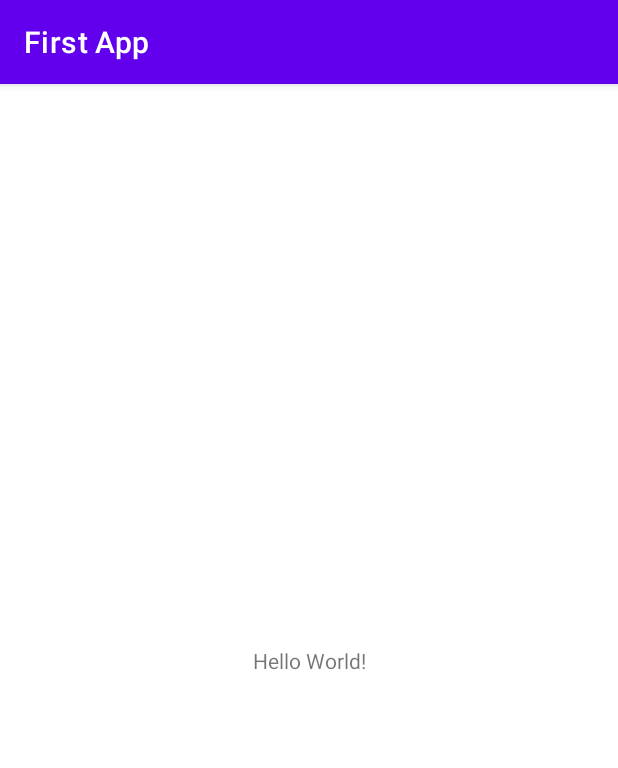
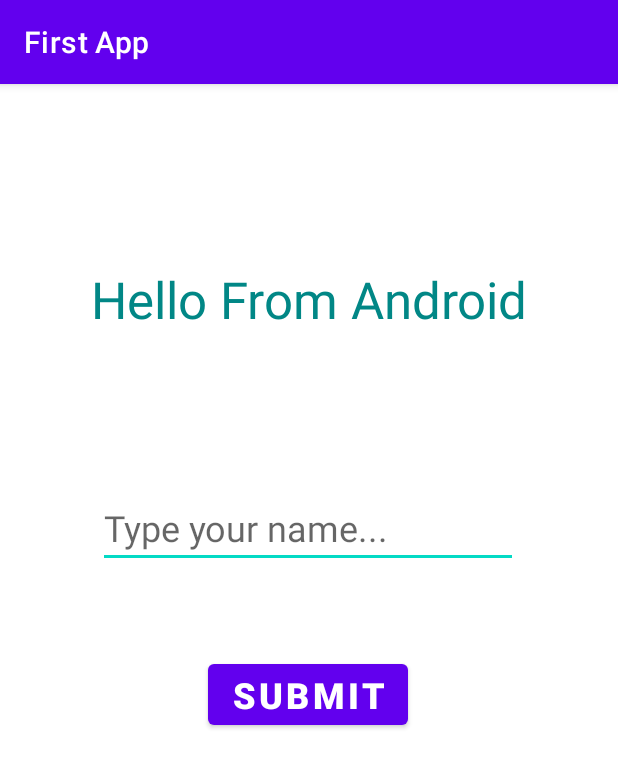
Before and after one commit to noargs/Android-development-kotlin-beginner, an Android app: the screen it shows after launch (MainActivity), on a phone screen of 412 x 824 dp. Shown: the top 768 px of the screen. Run offline under Robolectric (Android 15) with nearby library versions, the light colour scheme and no system bars.

Commit message:
views and activity methods added

```diff
--- a/01_first_app/app/src/main/AndroidManifest.xml
+++ b/01_first_app/app/src/main/AndroidManifest.xml
@@ -10,6 +10,9 @@
         android:supportsRtl="true"
         android:theme="@style/Theme.FirstApp">
         <activity
+            android:name=".SecondActivity"
+            android:exported="true" />
+        <activity
             android:name=".MainActivity"
             android:exported="true">
             <intent-filter>
--- a/01_first_app/app/src/main/java/github/noargs/firstapp/MainActivity.kt
+++ b/01_first_app/app/src/main/java/github/noargs/firstapp/MainActivity.kt
@@ -1,11 +1,82 @@
 package github.noargs.firstapp
 
+import android.content.Intent
 import androidx.appcompat.app.AppCompatActivity
 import android.os.Bundle
+import android.util.Log
+import android.view.View.INVISIBLE
+import android.view.View.VISIBLE
+import android.widget.Button
+import android.widget.EditText
+import android.widget.TextView
+import android.widget.Toast
 
 class MainActivity : AppCompatActivity() {
     override fun onCreate(savedInstanceState: Bundle?) {
         super.onCreate(savedInstanceState)
         setContentView(R.layout.activity_main)
+
+        Log.i("MYTAG", "MainActivity : OnCreate")
+
+        val greetingTextView = findViewById<TextView>(R.id.tvHello)
+        val inputField = findViewById<EditText>(R.id.etName)
+        val submitButton = findViewById<Button>(R.id.btnSubmit)
+        val offersButton = findViewById<Button>(R.id.btnOffers)
+        var enteredName = ""
+
+        submitButton.setOnClickListener {
+            enteredName = inputField.text.toString()
+
+            if (enteredName == "") {
+                offersButton.visibility = INVISIBLE
+                greetingTextView.text = ""
+                Toast.makeText(
+                    this@MainActivity,
+                    "Please, enter your name!",
+                    Toast.LENGTH_LONG
+                ).show()
+            } else {
+                val message = "Welcome $enteredName"
+                greetingTextView.text = message
+                inputField.text.clear()
+                offersButton.visibility = VISIBLE
+            }
+        }
+
+        offersButton.setOnClickListener {
+            val intent = Intent(this, SecondActivity::class.java)
+            intent.putExtra("USER", enteredName)
+            startActivity(intent)
+        }
+    }
+
+    override fun onStart() {
+        super.onStart()
+        Log.i("MYTAG", "MainActivity : OnStart")
+    }
+
+    override fun onResume() {
+        super.onResume()
+        Log.i("MYTAG", "MainActivity : OnResume")
+    }
+
+    override fun onPause() {
+        super.onPause()
+        Log.i("MYTAG", "MainActivity : OnPause")
+    }
+
+    override fun onStop() {
+        super.onStop()
+        Log.i("MYTAG", "MainActivity : OnStop")
+    }
+
+    override fun onDestroy() {
+        super.onDestroy()
+        Log.i("MYTAG", "MainActivity : OnDestroy")
+    }
+
+    override fun onRestart() {
+        super.onRestart()
+        Log.i("MYTAG", "MainActivity : OnRestart")
     }
 }
--- a/01_first_app/app/src/main/res/layout/activity_main.xml
+++ b/01_first_app/app/src/main/res/layout/activity_main.xml
@@ -7,12 +7,59 @@
     tools:context=".MainActivity">
 
     <TextView
+        android:id="@+id/tvHello"
         android:layout_width="wrap_content"
         android:layout_height="wrap_content"
-        android:text="Hello World!"
+        android:text="@string/hello_message"
+        android:textColor="@color/teal_700"
+        android:textSize="34sp"
         app:layout_constraintBottom_toBottomOf="parent"
         app:layout_constraintLeft_toLeftOf="parent"
         app:layout_constraintRight_toRightOf="parent"
-        app:layout_constraintTop_toTopOf="parent" />
+        app:layout_constraintTop_toTopOf="parent"
+        app:layout_constraintVertical_bias="0.167" />
+
+    <EditText
+        android:id="@+id/etName"
+        android:layout_width="wrap_content"
+        android:layout_height="wrap_content"
+        android:ems="10"
+        android:hint="Type your name..."
+        android:inputType="textPersonName"
+        android:textSize="24sp"
+        app:layout_constraintBottom_toBottomOf="parent"
+        app:layout_constraintEnd_toEndOf="parent"
+        app:layout_constraintHorizontal_bias="0.497"
+        app:layout_constraintStart_toStartOf="parent"
+        app:layout_constraintTop_toTopOf="parent"
+        app:layout_constraintVertical_bias="0.377" />
+
+    <Button
+        android:id="@+id/btnSubmit"
+        android:layout_width="wrap_content"
+        android:layout_height="wrap_content"
+        android:text="Submit"
+        android:textSize="24sp"
+        android:textStyle="bold"
+        app:layout_constraintBottom_toBottomOf="parent"
+        app:layout_constraintEnd_toEndOf="parent"
+        app:layout_constraintHorizontal_bias="0.498"
+        app:layout_constraintStart_toStartOf="parent"
+        app:layout_constraintTop_toTopOf="parent"
+        app:layout_constraintVertical_bias="0.532" />
+
+    <Button
+        android:id="@+id/btnOffers"
+        android:layout_width="wrap_content"
+        android:layout_height="wrap_content"
+        android:text="View Offers"
+        android:textSize="24sp"
+        android:visibility="invisible"
+        app:layout_constraintBottom_toBottomOf="parent"
+        app:layout_constraintEnd_toEndOf="parent"
+        app:layout_constraintHorizontal_bias="0.81"
+        app:layout_constraintStart_toStartOf="parent"
+        app:layout_constraintTop_toTopOf="parent"
+        app:layout_constraintVertical_bias="0.903" />
 
 </androidx.constraintlayout.widget.ConstraintLayout>
--- a/01_first_app/app/src/main/res/values/strings.xml
+++ b/01_first_app/app/src/main/res/values/strings.xml
@@ -1,3 +1,4 @@
 <resources>
     <string name="app_name">First App</string>
+    <string name="hello_message">Hello From Android</string>
 </resources>
```
Also changed, not shown: 01_first_app/app/src/main/java/github/noargs/firstapp/SecondActivity.kt (added, +48 -0 lines), 01_first_app/app/src/main/res/layout/activity_second.xml (added, +21 -0 lines).
